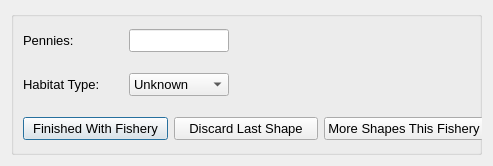
First picture: the form in oom_bc_comm/Interview/nextpolygon.ui, repository Ecotrust/openoceanmap-desktop, before the edit.
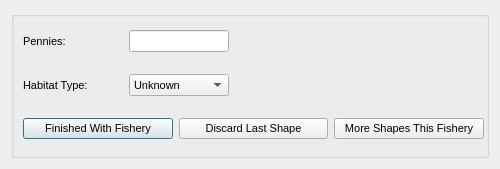
Second picture: the form after the edit.

```diff
--- a/oom_bc_comm/Interview/nextpolygon.ui
+++ b/oom_bc_comm/Interview/nextpolygon.ui
@@ -6,8 +6,8 @@
    <rect>
     <x>0</x>
     <y>0</y>
-    <width>493</width>
-    <height>166</height>
+    <width>500</width>
+    <height>169</height>
    </rect>
   </property>
   <property name="windowTitle" >
@@ -16,6 +16,12 @@
   <layout class="QHBoxLayout" >
    <item>
     <widget class="QGroupBox" name="groupBox" >
+     <property name="font" >
+      <font>
+       <family>Tahoma</family>
+       <pointsize>8</pointsize>
+      </font>
+     </property>
      <property name="title" >
       <string/>
      </property>
@@ -28,6 +34,12 @@
         <height>141</height>
        </rect>
       </property>
+      <property name="font" >
+       <font>
+        <family>Tahoma</family>
+        <pointsize>8</pointsize>
+       </font>
+      </property>
       <layout class="QVBoxLayout" name="verticalLayout" >
        <item>
         <layout class="QHBoxLayout" >
@@ -47,7 +59,8 @@
            </property>
            <property name="font" >
             <font>
-             <pointsize>10</pointsize>
+             <family>Tahoma</family>
+             <pointsize>8</pointsize>
             </font>
            </property>
            <property name="text" >
@@ -74,7 +87,8 @@
            </property>
            <property name="font" >
             <font>
-             <pointsize>10</pointsize>
+             <family>Tahoma</family>
+             <pointsize>8</pointsize>
             </font>
            </property>
            <property name="text" >
@@ -96,6 +110,12 @@
              <height>16777215</height>
             </size>
            </property>
+           <property name="font" >
+            <font>
+             <family>Tahoma</family>
+             <pointsize>8</pointsize>
+            </font>
+           </property>
            <property name="text" >
             <string/>
            </property>
@@ -103,6 +123,12 @@
          </item>
          <item>
           <spacer name="horizontalSpacer" >
+           <property name="font" >
+            <font>
+             <family>Tahoma</family>
+             <pointsize>8</pointsize>
+            </font>
+           </property>
            <property name="orientation" >
             <enum>Qt::Horizontal</enum>
            </property>
@@ -137,7 +163,8 @@
            </property>
            <property name="font" >
             <font>
-             <pointsize>10</pointsize>
+             <family>Tahoma</family>
+             <pointsize>8</pointsize>
             </font>
            </property>
            <property name="text" >
@@ -161,7 +188,8 @@
            </property>
            <property name="font" >
             <font>
-             <pointsize>10</pointsize>
+             <family>Tahoma</family>
+             <pointsize>8</pointsize>
             </font>
            </property>
            <item>
@@ -188,6 +216,12 @@
          </item>
          <item>
           <spacer name="horizontalSpacer_2" >
+           <property name="font" >
+            <font>
+             <family>Tahoma</family>
+             <pointsize>8</pointsize>
+            </font>
+           </property>
            <property name="orientation" >
             <enum>Qt::Horizontal</enum>
            </property>
@@ -203,6 +237,12 @@
        </item>
        <item>
         <widget class="QWidget" native="1" name="widget" >
+         <property name="font" >
+          <font>
+           <family>Tahoma</family>
+           <pointsize>8</pointsize>
+          </font>
+         </property>
          <layout class="QHBoxLayout" >
           <property name="margin" >
            <number>0</number>
@@ -211,7 +251,8 @@
            <widget class="QPushButton" name="pbnShapeFinished" >
             <property name="font" >
              <font>
-              <pointsize>10</pointsize>
+              <family>Tahoma</family>
+              <pointsize>8</pointsize>
              </font>
             </property>
             <property name="text" >
@@ -223,7 +264,8 @@
            <widget class="QPushButton" name="pbnShapeDiscard" >
             <property name="font" >
              <font>
-              <pointsize>10</pointsize>
+              <family>Tahoma</family>
+              <pointsize>8</pointsize>
              </font>
             </property>
             <property name="text" >
@@ -235,7 +277,8 @@
            <widget class="QPushButton" name="pbnMoreShapes" >
             <property name="font" >
              <font>
-              <pointsize>10</pointsize>
+              <family>Tahoma</family>
+              <pointsize>8</pointsize>
              </font>
             </property>
             <property name="text" >
```
